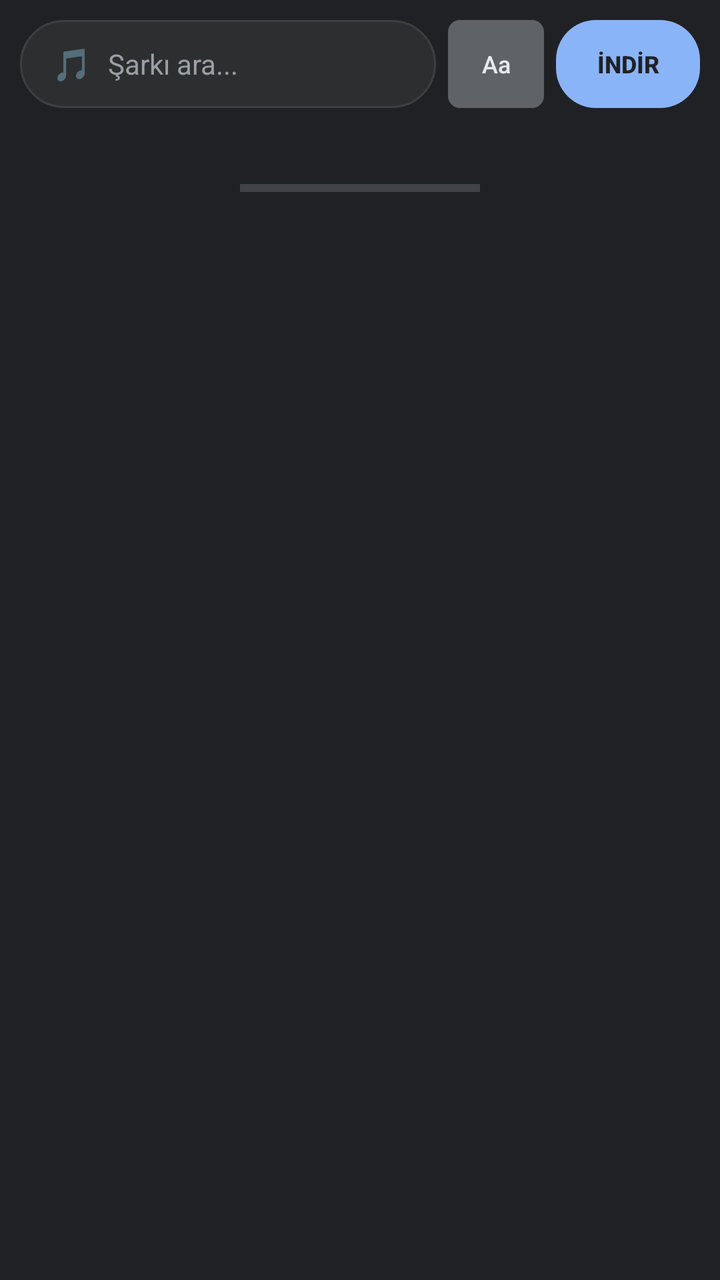
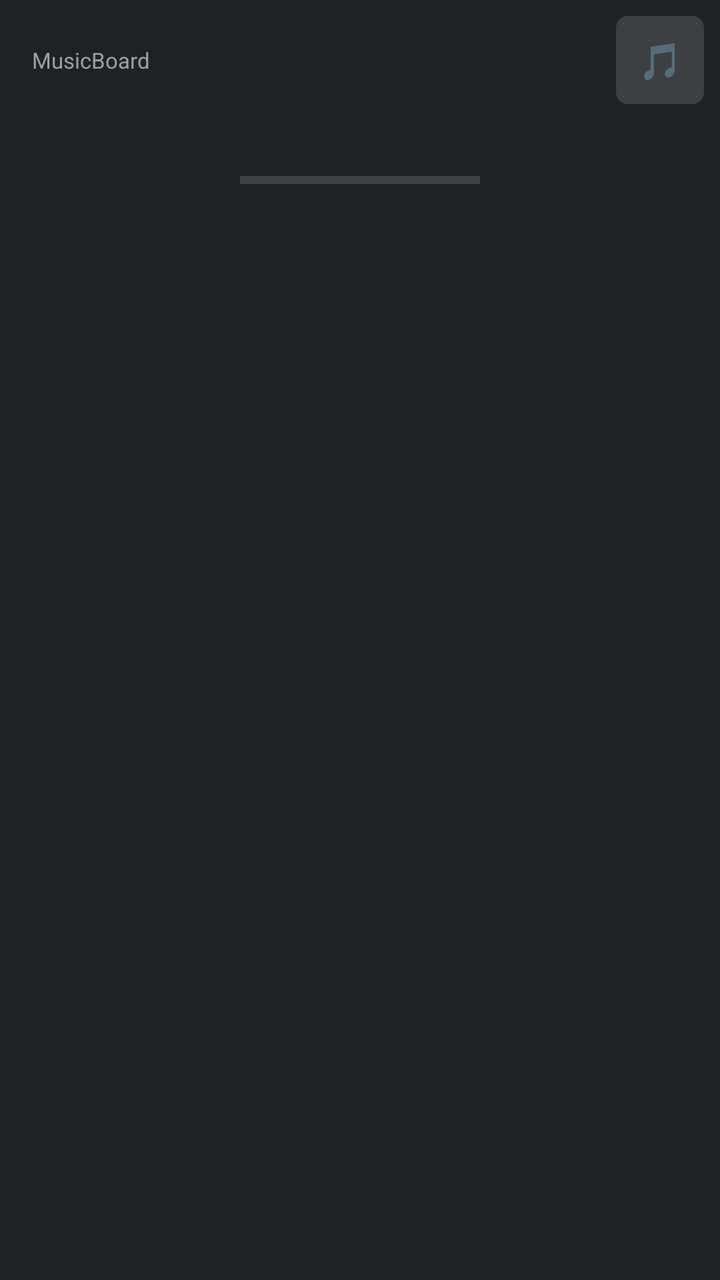

The first picture is an Android layout as it rendered before a commit; the second is the same layout after the commit. The layout source and the unified diff follow.
<!-- AndroidManifest.xml: application theme Theme.MusicKeyboard -->
<!-- res/layout/keyboard_view.xml -->
<?xml version="1.0" encoding="utf-8"?>
<LinearLayout xmlns:android="http://schemas.android.com/apk/res/android"
    android:layout_width="match_parent"
    android:layout_height="wrap_content"
    android:orientation="vertical"
    android:background="#202124"
    android:padding="6dp">

    
    <LinearLayout
        android:layout_width="match_parent"
        android:layout_height="wrap_content"
        android:orientation="horizontal"
        android:gravity="center_vertical"
        android:background="#202124"
        android:padding="4dp"
        android:layout_marginBottom="6dp">

        <LinearLayout
            android:layout_width="0dp"
            android:layout_height="44dp"
            android:layout_weight="1"
            android:orientation="horizontal"
            android:background="@drawable/search_bg"
            android:gravity="center_vertical"
            android:paddingStart="16dp"
            android:paddingEnd="8dp">

            <TextView
                android:layout_width="wrap_content"
                android:layout_height="wrap_content"
                android:text="🎵"
                android:textSize="16sp"
                android:layout_marginEnd="8dp"/>

            <EditText
                android:id="@+id/etSearch"
                android:layout_width="0dp"
                android:layout_height="match_parent"
                android:layout_weight="1"
                android:background="@android:color/transparent"
                android:hint="Şarkı ara..."
                android:textColor="#E8EAED"
                android:textColorHint="#9AA0A6"
                android:textSize="14sp"
                android:singleLine="true"
                android:imeOptions="actionSearch"
                android:fontFamily="sans-serif"
                android:padding="0dp"/>

            <TextView
                android:id="@+id/btnClearSearch"
                android:layout_width="28dp"
                android:layout_height="28dp"
                android:text="✕"
                android:textColor="#9AA0A6"
                android:gravity="center"
                android:background="?android:attr/selectableItemBackgroundBorderless"
                android:visibility="gone"/>
        </LinearLayout>

        <TextView
            android:id="@+id/btnSearchAndType"
            android:layout_width="48dp"
            android:layout_height="44dp"
            android:layout_marginStart="6dp"
            android:text="Aa"
            android:textSize="12sp"
            android:textColor="#E8EAED"
            android:gravity="center"
            android:background="@drawable/key_bg_action"
            android:fontFamily="sans-serif-medium"/>

        <TextView
            android:id="@+id/btnDownload"
            android:layout_width="72dp"
            android:layout_height="44dp"
            android:layout_marginStart="6dp"
            android:text="İNDİR"
            android:textSize="12sp"
            android:textColor="#202124"
            android:textStyle="bold"
            android:gravity="center"
            android:background="@drawable/key_bg_enter"
            android:fontFamily="sans-serif-medium"/>

    </LinearLayout>

    
    <LinearLayout
        android:id="@+id/keysContainer"
        android:layout_width="match_parent"
        android:layout_height="wrap_content"
        android:orientation="vertical"
        android:background="#202124">

        
        <LinearLayout
            android:id="@+id/row1"
            android:layout_width="match_parent"
            android:layout_height="wrap_content"
            android:orientation="horizontal"
            android:gravity="center"
            android:layout_marginBottom="6dp"/>

        
        <LinearLayout
            android:id="@+id/row2"
            android:layout_width="match_parent"
            android:layout_height="wrap_content"
            android:orientation="horizontal"
            android:gravity="center"
            android:layout_marginBottom="6dp"
            android:paddingStart="12dp"
            android:paddingEnd="12dp"/>

        
        <LinearLayout
            android:id="@+id/row3"
            android:layout_width="match_parent"
            android:layout_height="wrap_content"
            android:orientation="horizontal"
            android:gravity="center"
            android:layout_marginBottom="6dp"/>

        
        <LinearLayout
            android:id="@+id/row4"
            android:layout_width="match_parent"
            android:layout_height="wrap_content"
            android:orientation="horizontal"
            android:gravity="center"
            android:layout_marginBottom="4dp"/>

    </LinearLayout>

    <View
        android:layout_width="120dp"
        android:layout_height="4dp"
        android:layout_gravity="center"
        android:background="#5F6368"
        android:layout_marginTop="6dp"
        android:layout_marginBottom="2dp"
        android:alpha="0.5"/>

</LinearLayout>
<!-- resources referenced by this layout -->
<resources>
  <!-- drawable key_bg_action (drawable) -->
  <?xml version="1.0" encoding="utf-8"?>
  <selector xmlns:android="http://schemas.android.com/apk/res/android">
      <item android:state_pressed="true">
          <shape android:shape="rectangle">
              <solid android:color="#5F6368"/>
              <corners android:radius="6dp"/>
          </shape>
      </item>
      <item>
          <shape android:shape="rectangle">
              <solid android:color="#5F6368"/>
              <corners android:radius="6dp"/>
          </shape>
      </item>
  </selector>
  <!-- drawable key_bg_enter (drawable) -->
  <?xml version="1.0" encoding="utf-8"?>
  <selector xmlns:android="http://schemas.android.com/apk/res/android">
      <item android:state_pressed="true">
          <shape android:shape="rectangle">
              <solid android:color="#7AA8F0"/>
              <corners android:radius="6dp"/>
          </shape>
      </item>
      <item>
          <shape android:shape="rectangle">
              <solid android:color="#8AB4F8"/>
              <corners android:radius="20dp"/>
          </shape>
      </item>
  </selector>
  <!-- drawable search_bg (drawable) -->
  <?xml version="1.0" encoding="utf-8"?>
  <shape xmlns:android="http://schemas.android.com/apk/res/android" android:shape="rectangle">
      <solid android:color="#2D2E30"/>
      <corners android:radius="24dp"/>
      <stroke android:width="1dp" android:color="#3C4043"/>
  </shape>
  <style name="Theme.MusicKeyboard" parent="Theme.Material3.DayNight">
      </style>
</resources>

<!-- the commit's change to res/layout/keyboard_view.xml (unified diff, before → after) -->
@@ -8,30 +8,33 @@
 
     
     <LinearLayout
+        android:id="@+id/topBar"
         android:layout_width="match_parent"
         android:layout_height="wrap_content"
         android:orientation="horizontal"
         android:gravity="center_vertical"
-        android:background="#202124"
-        android:padding="4dp"
+        android:padding="2dp"
         android:layout_marginBottom="6dp">
 
+        
         <LinearLayout
+            android:id="@+id/searchBarContainer"
             android:layout_width="0dp"
             android:layout_height="44dp"
             android:layout_weight="1"
             android:orientation="horizontal"
             android:background="@drawable/search_bg"
             android:gravity="center_vertical"
-            android:paddingStart="16dp"
-            android:paddingEnd="8dp">
+            android:paddingStart="12dp"
+            android:paddingEnd="4dp"
+            android:visibility="gone">
 
             <TextView
                 android:layout_width="wrap_content"
                 android:layout_height="wrap_content"
-                android:text="🎵"
-                android:textSize="16sp"
-                android:layout_marginEnd="8dp"/>
+                android:text="🔍"
+                android:textSize="14sp"
+                android:layout_marginEnd="6dp"/>
 
             <EditText
                 android:id="@+id/etSearch"
@@ -45,44 +48,117 @@
                 android:textSize="14sp"
                 android:singleLine="true"
                 android:imeOptions="actionSearch"
-                android:fontFamily="sans-serif"
                 android:padding="0dp"/>
 
             <TextView
                 android:id="@+id/btnClearSearch"
-                android:layout_width="28dp"
-                android:layout_height="28dp"
+                android:layout_width="32dp"
+                android:layout_height="32dp"
                 android:text="✕"
                 android:textColor="#9AA0A6"
                 android:gravity="center"
-                android:background="?android:attr/selectableItemBackgroundBorderless"
                 android:visibility="gone"/>
+
+            <TextView
+                android:id="@+id/btnSearchAction"
+                android:layout_width="56dp"
+                android:layout_height="32dp"
+                android:layout_marginStart="4dp"
+                android:text="ARA"
+                android:textSize="11sp"
+                android:textColor="#202124"
+                android:textStyle="bold"
+                android:gravity="center"
+                android:background="@drawable/key_bg_enter"/>
         </LinearLayout>
+
+        
+        <LinearLayout
+            android:id="@+id/keyboardTopBar"
+            android:layout_width="0dp"
+            android:layout_height="32dp"
+            android:layout_weight="1"
+            android:orientation="horizontal"
+            android:gravity="center_vertical">
+
+            <TextView
+                android:layout_width="wrap_content"
+                android:layout_height="wrap_content"
+                android:text="MusicBoard"
+                android:textColor="#9AA0A6"
+                android:textSize="11sp"
+                android:layout_marginStart="8dp"/>
+
+        </LinearLayout>
+
+        
+        <TextView
+            android:id="@+id/btnToggleMusicMode"
+            android:layout_width="44dp"
+            android:layout_height="44dp"
+            android:layout_marginStart="6dp"
+            android:text="🎵"
+            android:textSize="18sp"
+            android:gravity="center"
+            android:background="@drawable/key_bg_normal"/>
+
+        <TextView
+            android:id="@+id/btnDownload"
+            android:layout_width="44dp"
+            android:layout_height="44dp"
+            android:layout_marginStart="6dp"
+            android:text="⬇"
+            android:textSize="16sp"
+            android:textColor="#202124"
+            android:gravity="center"
+            android:background="@drawable/key_bg_enter"
+            android:visibility="gone"/>
 
         <TextView
             android:id="@+id/btnSearchAndType"
-            android:layout_width="48dp"
-            android:layout_height="44dp"
-            android:layout_marginStart="6dp"
-            android:text="Aa"
-            android:textSize="12sp"
+            android:layout_width="0dp"
+            android:layout_height="0dp"
+            android:visibility="gone"/>
+
+    </LinearLayout>
+
+    
+    <LinearLayout
+        android:id="@+id/musicModeContainer"
+        android:layout_width="match_parent"
+        android:layout_height="wrap_content"
+        android:orientation="vertical"
+        android:visibility="gone"
+        android:background="#202124">
+
+        <TextView
+            android:id="@+id/tvSearchStatus"
+            android:layout_width="match_parent"
+            android:layout_height="wrap_content"
+            android:text="🔍 Şarkı adı yaz ve ARA'ya bas"
+            android:textColor="#9AA0A6"
+            android:textSize="11sp"
+            android:gravity="center"
+            android:padding="8dp"/>
+
+        <androidx.recyclerview.widget.RecyclerView
+            android:id="@+id/rvSongs"
+            android:layout_width="match_parent"
+            android:layout_height="220dp"
+            android:background="#202124"
+            android:clipToPadding="false"
+            android:padding="2dp"/>
+
+        <TextView
+            android:id="@+id/btnBackToKeyboard"
+            android:layout_width="match_parent"
+            android:layout_height="40dp"
+            android:text="⌨ Klavyeye Dön"
             android:textColor="#E8EAED"
             android:gravity="center"
             android:background="@drawable/key_bg_action"
-            android:fontFamily="sans-serif-medium"/>
-
-        <TextView
-            android:id="@+id/btnDownload"
-            android:layout_width="72dp"
-            android:layout_height="44dp"
-            android:layout_marginStart="6dp"
-            android:text="İNDİR"
-            android:textSize="12sp"
-            android:textColor="#202124"
-            android:textStyle="bold"
-            android:gravity="center"
-            android:background="@drawable/key_bg_enter"
-            android:fontFamily="sans-serif-medium"/>
+            android:layout_marginTop="6dp"
+            android:textSize="13sp"/>
 
     </LinearLayout>
 
@@ -94,53 +170,17 @@
         android:orientation="vertical"
         android:background="#202124">
 
-        
-        <LinearLayout
-            android:id="@+id/row1"
-            android:layout_width="match_parent"
-            android:layout_height="wrap_content"
-            android:orientation="horizontal"
-            android:gravity="center"
-            android:layout_marginBottom="6dp"/>
-
-        
-        <LinearLayout
-            android:id="@+id/row2"
-            android:layout_width="match_parent"
-            android:layout_height="wrap_content"
-            android:orientation="horizontal"
-            android:gravity="center"
-            android:layout_marginBottom="6dp"
-            android:paddingStart="12dp"
-            android:paddingEnd="12dp"/>
-
-        
-        <LinearLayout
-            android:id="@+id/row3"
-            android:layout_width="match_parent"
-            android:layout_height="wrap_content"
-            android:orientation="horizontal"
-            android:gravity="center"
-            android:layout_marginBottom="6dp"/>
-
-        
-        <LinearLayout
-            android:id="@+id/row4"
-            android:layout_width="match_parent"
-            android:layout_height="wrap_content"
-            android:orientation="horizontal"
-            android:gravity="center"
-            android:layout_marginBottom="4dp"/>
+        <LinearLayout android:id="@+id/row1" android:layout_width="match_parent" android:layout_height="wrap_content" android:orientation="horizontal" android:gravity="center" android:layout_marginBottom="6dp"/>
+        <LinearLayout android:id="@+id/row2" android:layout_width="match_parent" android:layout_height="wrap_content" android:orientation="horizontal" android:gravity="center" android:layout_marginBottom="6dp" android:paddingStart="12dp" android:paddingEnd="12dp"/>
+        <LinearLayout android:id="@+id/row3" android:layout_width="match_parent" android:layout_height="wrap_content" android:orientation="horizontal" android:gravity="center" android:layout_marginBottom="6dp"/>
+        <LinearLayout android:id="@+id/row4" android:layout_width="match_parent" android:layout_height="wrap_content" android:orientation="horizontal" android:gravity="center" android:layout_marginBottom="4dp"/>
 
     </LinearLayout>
 
-    <View
-        android:layout_width="120dp"
-        android:layout_height="4dp"
-        android:layout_gravity="center"
-        android:background="#5F6368"
-        android:layout_marginTop="6dp"
-        android:layout_marginBottom="2dp"
-        android:alpha="0.5"/>
+    
+    <View android:layout_width="120dp" android:layout_height="4dp" android:layout_gravity="center" android:background="#5F6368" android:layout_marginTop="6dp" android:alpha="0.5"/>
+
+    
+    <FrameLayout android:id="@+id/popupAnchor" android:layout_width="match_parent" android:layout_height="1dp"/>
 
 </LinearLayout>
<!-- resource entries referenced after the edit -->
@@ -32,6 +32,22 @@
           </shape>
       </item>
   </selector>
+  <!-- drawable key_bg_normal (drawable) -->
+  <?xml version="1.0" encoding="utf-8"?>
+  <selector xmlns:android="http://schemas.android.com/apk/res/android">
+      <item android:state_pressed="true">
+          <shape android:shape="rectangle">
+              <solid android:color="#5F6368"/>
+              <corners android:radius="6dp"/>
+          </shape>
+      </item>
+      <item>
+          <shape android:shape="rectangle">
+              <solid android:color="#3C4043"/>
+              <corners android:radius="6dp"/>
+          </shape>
+      </item>
+  </selector>
   <!-- drawable search_bg (drawable) -->
   <?xml version="1.0" encoding="utf-8"?>
   <shape xmlns:android="http://schemas.android.com/apk/res/android" android:shape="rectangle">
